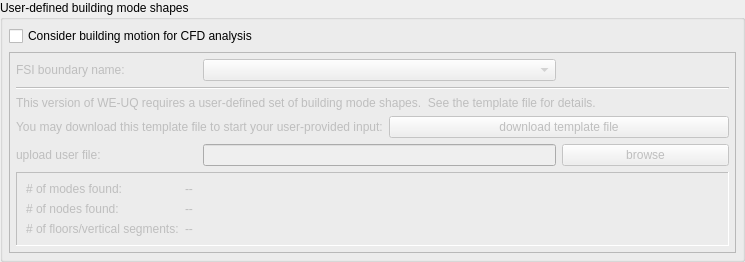
NHERI-SimCenter/WE-UQ, file EVENTS/usermodeshapes.ui: the form before one commit.
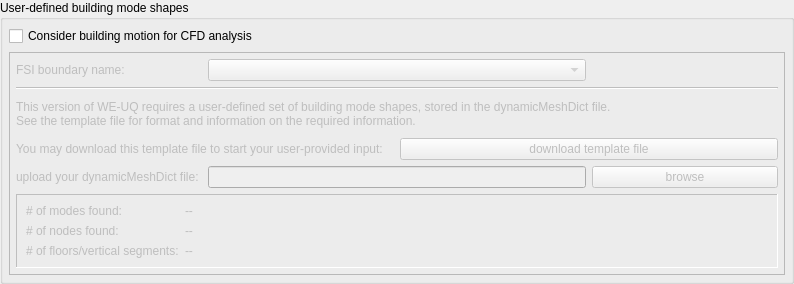
The form after the commit.

Commit message: better info for dynamicMeshDict file

Diff of the .ui file:
```diff
--- a/EVENTS/usermodeshapes.ui
+++ b/EVENTS/usermodeshapes.ui
@@ -6,8 +6,8 @@
    <rect>
     <x>0</x>
     <y>0</y>
-    <width>745</width>
-    <height>245</height>
+    <width>794</width>
+    <height>284</height>
    </rect>
   </property>
   <property name="windowTitle">
@@ -109,7 +109,7 @@
          <item row="5" column="0">
           <widget class="QLabel" name="upload_label">
            <property name="text">
-            <string>upload user file:</string>
+            <string>upload your dynamicMeshDict file:</string>
            </property>
           </widget>
          </item>
@@ -177,7 +177,8 @@
          <item row="3" column="0" colspan="4">
           <widget class="QLabel" name="info_label">
            <property name="text">
-            <string>This version of WE-UQ requires a user-defined set of building mode shapes.  See the template file for details.</string>
+            <string>This version of WE-UQ requires a user-defined set of building mode shapes, stored in the dynamicMeshDict file.
+See the template file for format and information on the required information.</string>
            </property>
           </widget>
          </item>
```
